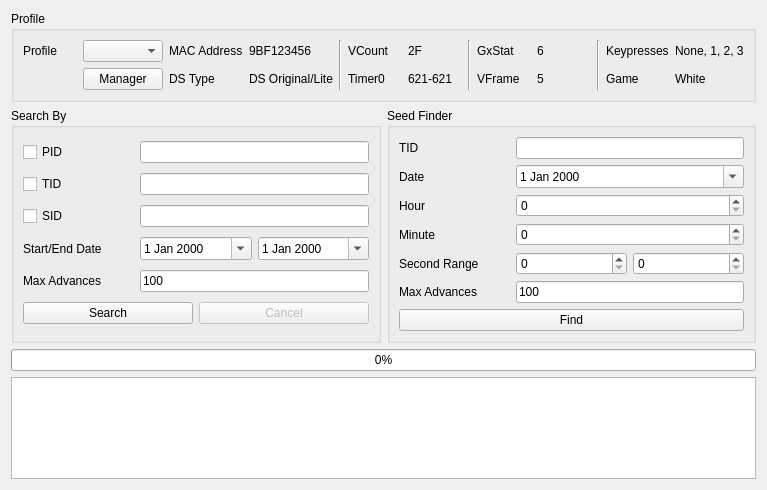
First picture: the form in Source/Forms/Gen5/IDs5.ui, repository Admiral-Fish/PokeFinder, before the edit.
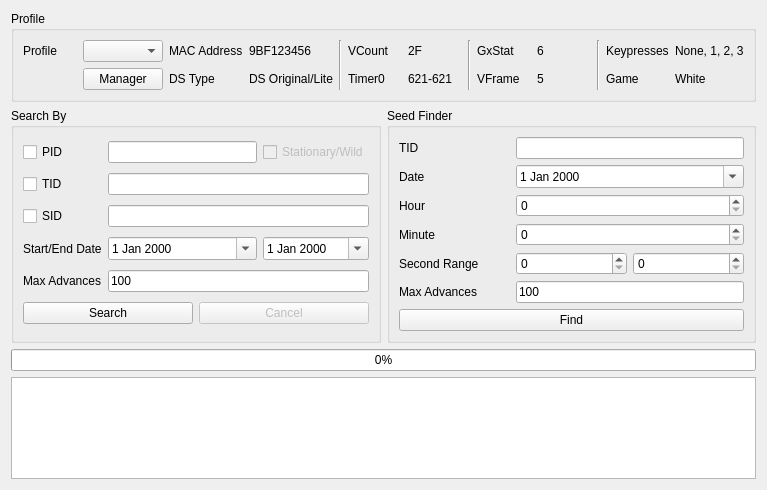
Second picture: the form after the edit. Custom widgets are drawn as their Qt base class.

Diff of the .ui file:
```diff
--- a/Source/Forms/Gen5/IDs5.ui
+++ b/Source/Forms/Gen5/IDs5.ui
@@ -426,6 +426,16 @@
         </property>
        </widget>
       </item>
+      <item row="0" column="2">
+       <widget class="QCheckBox" name="checkBoxXOR">
+        <property name="enabled">
+         <bool>false</bool>
+        </property>
+        <property name="text">
+         <string>Stationary/Wild</string>
+        </property>
+       </widget>
+      </item>
       <item row="2" column="0">
        <widget class="QCheckBox" name="checkBoxSID">
         <property name="text">
@@ -433,7 +443,7 @@
         </property>
        </widget>
       </item>
-      <item row="0" column="1" colspan="2">
+      <item row="0" column="1">
        <widget class="TextBox" name="textBoxPID"/>
       </item>
       <item row="3" column="0">
```
Left out of the diff: 3 changed lines with no effect on the pictures.
